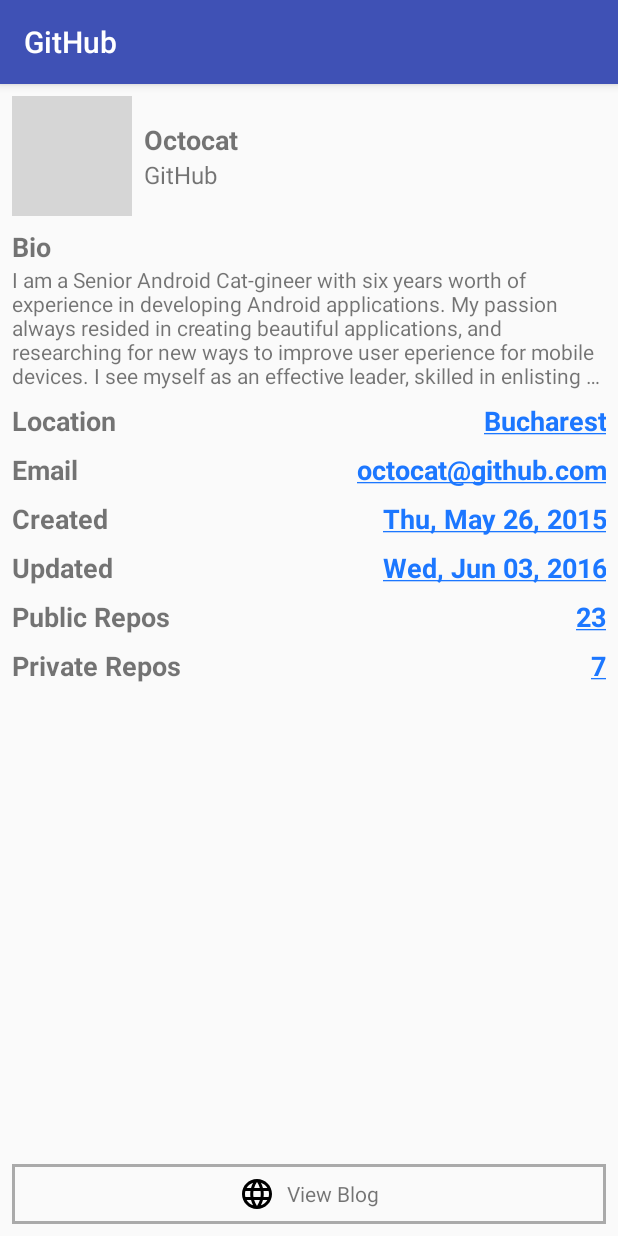
After one commit to OctavianGuzu/android, an Android app: the ProfileActivity screen opened directly, with no data from a screen before it, on a phone screen of 412 x 824 dp. The commit adds this screen. Run offline under Robolectric (Android 15) with nearby library versions, the phone set to English and light mode, and no system bars; grey boxes are pictures that could not be loaded.

Commit message:
Session 3: Activities

```diff
--- a/app/src/main/AndroidManifest.xml
+++ b/app/src/main/AndroidManifest.xml
@@ -9,7 +9,8 @@
         android:roundIcon="@mipmap/ic_launcher_round"
         android:supportsRtl="true"
         android:theme="@style/AppTheme">
-        <activity android:name=".LoginActivity"
+        <activity
+            android:name=".LoginActivity"
             android:windowSoftInputMode="stateHidden">
             <intent-filter>
                 <action android:name="android.intent.action.MAIN"/>
@@ -17,6 +18,8 @@
                 <category android:name="android.intent.category.LAUNCHER"/>
             </intent-filter>
         </activity>
+        <activity android:name=".ProfileActivity">
+        </activity>
     </application>
 
 </manifest>
--- /dev/null
+++ b/app/src/main/java/ro/softvision/androidworkshop/Contract.java
@@ -0,0 +1,7 @@
+package ro.softvision.androidworkshop;
+
+public interface Contract {
+    interface ProfileActivity {
+        String USERNAME = "username";
+    }
+}
--- a/app/src/main/java/ro/softvision/androidworkshop/LoginActivity.java
+++ b/app/src/main/java/ro/softvision/androidworkshop/LoginActivity.java
@@ -1,5 +1,6 @@
 package ro.softvision.androidworkshop;
 
+import android.content.Intent;
 import android.support.v7.app.AppCompatActivity;
 import android.os.Bundle;
 import android.util.Log;
@@ -49,7 +50,12 @@ public class LoginActivity extends AppCompatActivity implements View.OnClickList
     private void performLogin(String username, String password) {
         //  TODO: make a network call and authenticate the user
         if ("password".equals(password)) {
-            Toast.makeText(this, "Logging in with " + username + " and " + password + "...", Toast.LENGTH_SHORT).show();
+            Intent intent = new Intent(this, ProfileActivity.class);
+            //  Now we can send some extra information to the Profile screen
+            intent.putExtra(Contract.ProfileActivity.USERNAME, username);
+            startActivity(intent);
+            //  We no longer need the Login screen
+            finish();
         } else {
             mUsername.setError("Invalid Username");
             mPassword.setError("Invalid Password");
--- /dev/null
+++ b/app/src/main/java/ro/softvision/androidworkshop/ProfileActivity.java
@@ -0,0 +1,88 @@
+package ro.softvision.androidworkshop;
+
+import android.support.v7.app.AppCompatActivity;
+import android.os.Bundle;
+import android.text.SpannableString;
+import android.text.Spanned;
+import android.text.style.UnderlineSpan;
+import android.view.View;
+import android.widget.ImageView;
+import android.widget.TextView;
+import android.widget.Toast;
+
+import ro.softvision.androidworkshop.model.GithubProfile;
+
+public class ProfileActivity extends AppCompatActivity implements View.OnClickListener {
+
+    private ImageView mProfilePicture;
+    private TextView mName;
+    private TextView mOrganization;
+    private TextView mBio;
+    private TextView mLocation;
+    private TextView mEmail;
+    private TextView mCreated;
+    private TextView mUpdated;
+    private TextView mPublicRepos;
+    private TextView mPrivateRepos;
+    private GithubProfile mDisplayedProfile;
+
+    @Override
+    protected void onCreate(Bundle savedInstanceState) {
+        super.onCreate(savedInstanceState);
+        setContentView(R.layout.activity_profile);
+
+        mProfilePicture = (ImageView) findViewById(R.id.profile_picture);
+        mName = (TextView) findViewById(R.id.name);
+        mOrganization = (TextView) findViewById(R.id.organization);
+        mBio = (TextView) findViewById(R.id.bio);
+        mLocation = (TextView) findViewById(R.id.location);
+        mEmail = (TextView) findViewById(R.id.email);
+        mCreated = (TextView) findViewById(R.id.created);
+        mUpdated = (TextView) findViewById(R.id.updated);
+        mPublicRepos = (TextView) findViewById(R.id.public_repos);
+        mPrivateRepos = (TextView) findViewById(R.id.private_repos);
+        findViewById(R.id.btn_blog).setOnClickListener(this);
+
+        String username = getIntent().getStringExtra(Contract.ProfileActivity.USERNAME);
+        //  TODO: fetch profile based on username
+        updateUI(GithubProfile.MockGithubProfile);
+    }
+
+    private void updateUI(GithubProfile profile) {
+        mDisplayedProfile = profile;
+        //  TODO: load an image URL into the ImageView
+        mProfilePicture.setImageResource(R.drawable.octocat);
+        mName.setText(profile.getName());
+        mOrganization.setText(profile.getOrganization());
+        mBio.setText(profile.getBio());
+        setTextUnderlined(mLocation, profile.getLocation());
+        setTextUnderlined(mEmail, profile.getEmail());
+        setTextUnderlined(mCreated, profile.getCreated());
+        setTextUnderlined(mUpdated, profile.getUpdated());
+        setTextUnderlined(mPublicRepos, profile.getNumPublicRepos().toString());
+        setTextUnderlined(mPrivateRepos, profile.getNumPrivateRepos().toString());
+    }
+
+    /**
+     * Method that sets a text into a TextView and underlines it as TextView does not have this
+     * functionality by default
+     * @param textView The TextView to apply the underlined content on
+     * @param text The text to display underlined
+     */
+    private void setTextUnderlined(TextView textView, String text) {
+        SpannableString content = new SpannableString(text);
+        content.setSpan(new UnderlineSpan(), 0, content.length(), Spanned.SPAN_INCLUSIVE_EXCLUSIVE);
+        textView.setText(content);
+    }
+
+    @Override
+    public void onClick(View v) {
+        switch (v.getId()) {
+            case R.id.btn_blog:
+                //  TODO: open a screen displaying the Blog URL
+                Toast.makeText(this, "Opening Blog screen at URL: " + mDisplayedProfile.getBlogUrl(),
+                        Toast.LENGTH_SHORT).show();
+                break;
+        }
+    }
+}
--- /dev/null
+++ b/app/src/main/java/ro/softvision/androidworkshop/model/GithubProfile.java
@@ -0,0 +1,125 @@
+package ro.softvision.androidworkshop.model;
+
+public class GithubProfile {
+    private String mName;
+    private String mOrganization;
+    private String mImageUrl;
+    private String mBio;
+    private String mLocation;
+    private String mEmail;
+    private String mCreated;
+    private String mUpdated;
+    public Integer mNumPublicRepos;
+    public Integer mNumPrivateRepos;
+    public String mBlogUrl;
+
+    public static GithubProfile MockGithubProfile;
+
+    static {
+        MockGithubProfile = new GithubProfile();
+        MockGithubProfile.setName("Octocat");
+        MockGithubProfile.setOrganization("GitHub");
+        MockGithubProfile.setBio("I am a Senior Android Cat-gineer with six years worth of experience " +
+                "in developing Android applications. My passion always resided in creating beautiful " +
+                "applications, and researching for new ways to improve user eperience for mobile devices. " +
+                "I see myself as an effective leader, skilled in enlisting the support of my team " +
+                "members so they are aligned with the project's and organisation's goals. " +
+                "Using a meticulous and detail-oriented approach, I am able to prioritise and delegate " +
+                "tasks effectively, to ensure project completion under the best of terms.");
+        MockGithubProfile.setLocation("Bucharest");
+        MockGithubProfile.setEmail("octocat@github.com");
+        MockGithubProfile.setCreated("Thu, May 26, 2015");
+        MockGithubProfile.setUpdated("Wed, Jun 03, 2016");
+        MockGithubProfile.setNumPublicRepos(23);
+        MockGithubProfile.setNumPrivateRepos(7);
+        MockGithubProfile.setBlogUrl("someblog.net");
+    }
+
+    public String getName() {
+        return mName;
+    }
+
+    public void setName(String name) {
+        mName = name;
+    }
+
+    public String getOrganization() {
+        return mOrganization;
+    }
+
+    public void setOrganization(String organization) {
+        mOrganization = organization;
+    }
+
+    public String getImageUrl() {
+        return mImageUrl;
+    }
+
+    public void setImageUrl(String imageUrl) {
+        mImageUrl = imageUrl;
+    }
+
+    public String getBio() {
+        return mBio;
+    }
+
+    public void setBio(String bio) {
+        mBio = bio;
+    }
+
+    public String getLocation() {
+        return mLocation;
+    }
+
+    public void setLocation(String location) {
+        mLocation = location;
+    }
+
+    public String getEmail() {
+        return mEmail;
+    }
+
+    public void setEmail(String email) {
+        mEmail = email;
+    }
+
+    public String getCreated() {
+        return mCreated;
+    }
+
+    public void setCreated(String created) {
+        mCreated = created;
+    }
+
+    public String getUpdated() {
+        return mUpdated;
+    }
+
+    public void setUpdated(String updated) {
+        mUpdated = updated;
+    }
+
+    public Integer getNumPublicRepos() {
+        return mNumPublicRepos;
+    }
+
+    public void setNumPublicRepos(Integer numPublicRepos) {
+        mNumPublicRepos = numPublicRepos;
+    }
+
+    public Integer getNumPrivateRepos() {
+        return mNumPrivateRepos;
+    }
+
+    public void setNumPrivateRepos(Integer numPrivateRepos) {
+        mNumPrivateRepos = numPrivateRepos;
+    }
+
+    public String getBlogUrl() {
+        return mBlogUrl;
+    }
+
+    public void setBlogUrl(String blogUrl) {
+        mBlogUrl = blogUrl;
+    }
+}
--- /dev/null
+++ b/app/src/main/res/drawable/blog_btn_bg.xml
@@ -0,0 +1,9 @@
+<?xml version="1.0" encoding="utf-8"?>
+<shape xmlns:android="http://schemas.android.com/apk/res/android"
+    android:shape="rectangle">
+
+    <stroke
+        android:width="2dp"
+        android:color="#aaaaaa"/>
+
+</shape>
--- /dev/null
+++ b/app/src/main/res/drawable/ic_language_black_24dp.xml
@@ -0,0 +1,9 @@
+<vector xmlns:android="http://schemas.android.com/apk/res/android"
+        android:width="24dp"
+        android:height="24dp"
+        android:viewportWidth="24.0"
+        android:viewportHeight="24.0">
+    <path
+        android:fillColor="#FF000000"
+        android:pathData="M11.99,2C6.47,2 2,6.48 2,12s4.47,10 9.99,10C17.52,22 22,17.52 22,12S17.52,2 11.99,2zM18.92,8h-2.95c-0.32,-1.25 -0.78,-2.45 -1.38,-3.56 1.84,0.63 3.37,1.91 4.33,3.56zM12,4.04c0.83,1.2 1.48,2.53 1.91,3.96h-3.82c0.43,-1.43 1.08,-2.76 1.91,-3.96zM4.26,14C4.1,13.36 4,12.69 4,12s0.1,-1.36 0.26,-2h3.38c-0.08,0.66 -0.14,1.32 -0.14,2 0,0.68 0.06,1.34 0.14,2L4.26,14zM5.08,16h2.95c0.32,1.25 0.78,2.45 1.38,3.56 -1.84,-0.63 -3.37,-1.9 -4.33,-3.56zM8.03,8L5.08,8c0.96,-1.66 2.49,-2.93 4.33,-3.56C8.81,5.55 8.35,6.75 8.03,8zM12,19.96c-0.83,-1.2 -1.48,-2.53 -1.91,-3.96h3.82c-0.43,1.43 -1.08,2.76 -1.91,3.96zM14.34,14L9.66,14c-0.09,-0.66 -0.16,-1.32 -0.16,-2 0,-0.68 0.07,-1.35 0.16,-2h4.68c0.09,0.65 0.16,1.32 0.16,2 0,0.68 -0.07,1.34 -0.16,2zM14.59,19.56c0.6,-1.11 1.06,-2.31 1.38,-3.56h2.95c-0.96,1.65 -2.49,2.93 -4.33,3.56zM16.36,14c0.08,-0.66 0.14,-1.32 0.14,-2 0,-0.68 -0.06,-1.34 -0.14,-2h3.38c0.16,0.64 0.26,1.31 0.26,2s-0.1,1.36 -0.26,2h-3.38z"/>
+</vector>
--- /dev/null
+++ b/app/src/main/res/layout/activity_profile.xml
@@ -0,0 +1,244 @@
+<?xml version="1.0" encoding="utf-8"?>
+<LinearLayout
+    xmlns:android="http://schemas.android.com/apk/res/android"
+    xmlns:tools="http://schemas.android.com/tools"
+    android:layout_width="match_parent"
+    android:layout_height="match_parent"
+    android:padding="8dp"
+    android:orientation="vertical"
+    tools:context="ro.softvision.androidworkshop.ProfileActivity">
+
+    <LinearLayout
+        android:layout_width="match_parent"
+        android:layout_height="wrap_content"
+        android:orientation="horizontal"
+        android:layout_marginBottom="8dp">
+
+        <ImageView
+            android:id="@+id/profile_picture"
+            android:layout_width="80dp"
+            android:layout_height="80dp"
+            android:scaleType="centerInside"
+            android:layout_marginRight="8dp"
+            tools:src="@drawable/octocat"/>
+
+        <LinearLayout
+            android:layout_width="match_parent"
+            android:layout_height="80dp"
+            android:orientation="vertical"
+            android:gravity="center_vertical">
+
+            <TextView
+                android:id="@+id/name"
+                android:layout_width="match_parent"
+                android:layout_height="wrap_content"
+                android:textStyle="bold"
+                android:textSize="18sp"
+                tools:text="Octocat"/>
+
+            <TextView
+                android:id="@+id/organization"
+                android:layout_width="match_parent"
+                android:layout_height="wrap_content"
+                android:textSize="16sp"
+                tools:text="GitHub"/>
+
+        </LinearLayout>
+
+    </LinearLayout>
+
+    <TextView
+        android:layout_width="wrap_content"
+        android:layout_height="wrap_content"
+        android:textSize="18sp"
+        android:textStyle="bold"
+        android:text="Bio"/>
+
+    <TextView
+        android:id="@+id/bio"
+        android:layout_width="match_parent"
+        android:layout_height="wrap_content"
+        android:maxLines="5"
+        android:ellipsize="end"
+        tools:text="I am a Senior Android Cat-gineer with six years worth of experience in developing Android applications. My passion always resided in creating beautiful applications, and researching for new ways to improve user eperience for mobile devices. I see myself as an effective leader, skilled in enlisting the support of my team members so they are aligned with the project's and organisation's goals. Using a meticulous and detail-oriented approach, I am able to prioritise and delegate tasks effectively, to ensure project completion under the best of terms."/>
+
+    <LinearLayout
+        android:layout_width="match_parent"
+        android:layout_height="wrap_content"
+        android:orientation="horizontal"
+        android:layout_marginTop="8dp">
+
+        <TextView
+            android:layout_width="wrap_content"
+            android:layout_height="wrap_content"
+            android:textSize="18sp"
+            android:textStyle="bold"
+            android:text="Location"/>
+
+        <TextView
+            android:id="@+id/location"
+            android:layout_width="match_parent"
+            android:layout_height="wrap_content"
+            android:textSize="18sp"
+            android:gravity="end"
+            android:textColor="#1C77FF"
+            android:textStyle="bold"
+            tools:text="Bucharest"/>
+
+    </LinearLayout>
+
+    <LinearLayout
+        android:layout_width="match_parent"
+        android:layout_height="wrap_content"
+        android:orientation="horizontal"
+        android:layout_marginTop="8dp">
+
+        <TextView
+            android:layout_width="wrap_content"
+            android:layout_height="wrap_content"
+            android:textSize="18sp"
+            android:textStyle="bold"
+            android:text="Email"/>
+
+        <TextView
+            android:id="@+id/email"
+            android:layout_width="match_parent"
+            android:layout_height="wrap_content"
+            android:textSize="18sp"
+            android:gravity="end"
+            android:textColor="#1C77FF"
+            android:textStyle="bold"
+            tools:text="octocat@github.com"/>
+
+    </LinearLayout>
+
+    <LinearLayout
+        android:layout_width="match_parent"
+        android:layout_height="wrap_content"
+        android:orientation="horizontal"
+        android:layout_marginTop="8dp">
+
+        <TextView
+            android:layout_width="wrap_content"
+            android:layout_height="wrap_content"
+            android:textSize="18sp"
+            android:textStyle="bold"
+            android:text="Created"/>
+
+        <TextView
+            android:id="@+id/created"
+            android:layout_width="match_parent"
+            android:layout_height="wrap_content"
+            android:textSize="18sp"
+            android:gravity="end"
+            android:textColor="#1C77FF"
+            android:textStyle="bold"
+            tools:text="Thu, May 26, 2015"/>
+
+    </LinearLayout>
+
+    <LinearLayout
+        android:layout_width="match_parent"
+        android:layout_height="wrap_content"
+        android:orientation="horizontal"
+        android:layout_marginTop="8dp">
+
+        <TextView
+            android:layout_width="wrap_content"
+            android:layout_height="wrap_content"
+            android:textSize="18sp"
+            android:textStyle="bold"
+            android:text="Updated"/>
+
+        <TextView
+            android:id="@+id/updated"
+            android:layout_width="match_parent"
+            android:layout_height="wrap_content"
+            android:textSize="18sp"
+            android:gravity="end"
+            android:textColor="#1C77FF"
+            android:textStyle="bold"
+            tools:text="Wed, Jun 03, 2016"/>
+
+    </LinearLayout>
+
+    <LinearLayout
+        android:layout_width="match_parent"
+        android:layout_height="wrap_content"
+        android:orientation="horizontal"
+        android:layout_marginTop="8dp">
+
+        <TextView
+            android:layout_width="wrap_content"
+            android:layout_height="wrap_content"
+            android:textSize="18sp"
+            android:textStyle="bold"
+            android:text="Public Repos"/>
+
+        <TextView
+            android:id="@+id/public_repos"
+            android:layout_width="match_parent"
+            android:layout_height="wrap_content"
+            android:textSize="18sp"
+            android:gravity="end"
+            android:textColor="#1C77FF"
+            android:textStyle="bold"
+            tools:text="23"/>
+
+    </LinearLayout>
+
+    <LinearLayout
+        android:layout_width="match_parent"
+        android:layout_height="wrap_content"
+        android:orientation="horizontal"
+        android:layout_marginTop="8dp">
+
+        <TextView
+            android:layout_width="wrap_content"
+            android:layout_height="wrap_content"
+            android:textSize="18sp"
+            android:textStyle="bold"
+            android:text="Private Repos"/>
+
+        <TextView
+            android:id="@+id/private_repos"
+            android:layout_width="match_parent"
+            android:layout_height="wrap_content"
+            android:textSize="18sp"
+            android:gravity="end"
+            android:textColor="#1C77FF"
+            android:textStyle="bold"
+            tools:text="7"/>
+
+    </LinearLayout>
+
+    <!--
+    We need to push our button on the bottom. The alternative would have been nesting the Button
+    inside another LinearLayout that takes the remaining space.
+    -->
+    <View
+        android:layout_width="0dp"
+        android:layout_height="0dp"
+        android:layout_weight="1"/>
+
+    <LinearLayout
+        android:id="@+id/btn_blog"
+        android:layout_width="match_parent"
+        android:layout_height="wrap_content"
+        android:background="@drawable/blog_btn_bg"
+        android:gravity="center"
+        android:padding="8dp">
+
+        <TextView
+            android:layout_width="wrap_content"
+            android:layout_height="wrap_content"
+            android:background="@android:color/transparent"
+            android:textAllCaps="false"
+            android:text="View Blog"
+            android:drawableLeft="@drawable/ic_language_black_24dp"
+            android:drawablePadding="8dp"
+            android:gravity="center"/>
+
+    </LinearLayout>
+
+</LinearLayout>
--- a/app/src/main/res/values/strings.xml
+++ b/app/src/main/res/values/strings.xml
@@ -1,3 +1,3 @@
 <resources>
-    <string name="app_name">Android Workshop</string>
+    <string name="app_name">GitHub</string>
 </resources>
```
Also changed, not shown: 1 other file.
